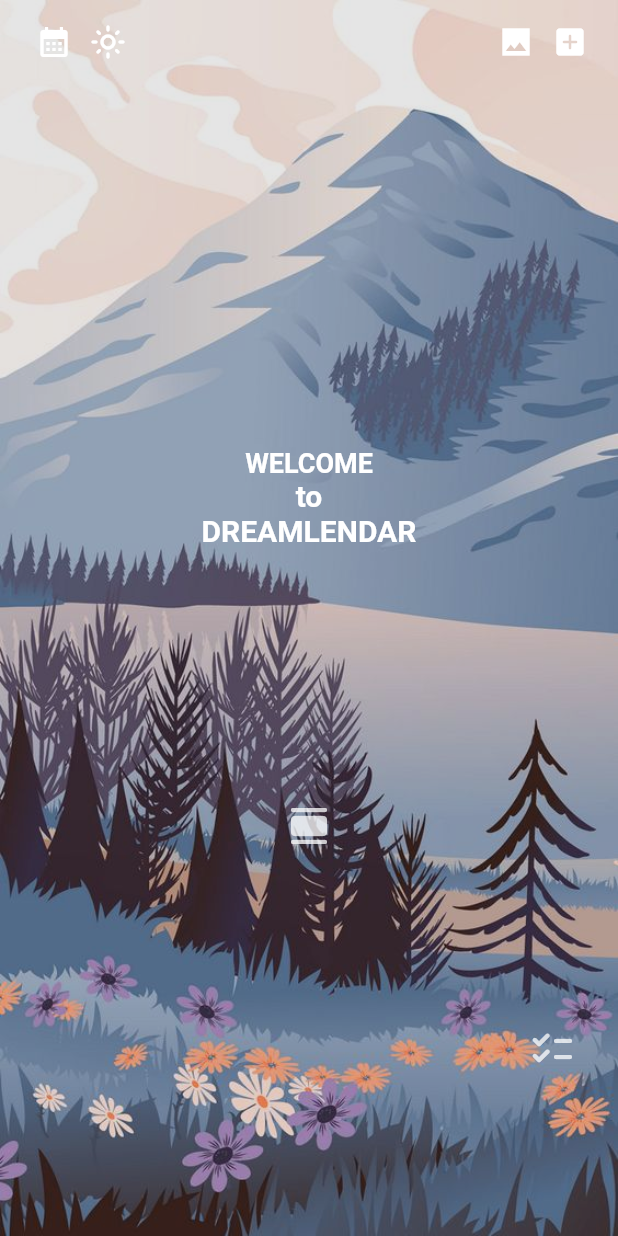
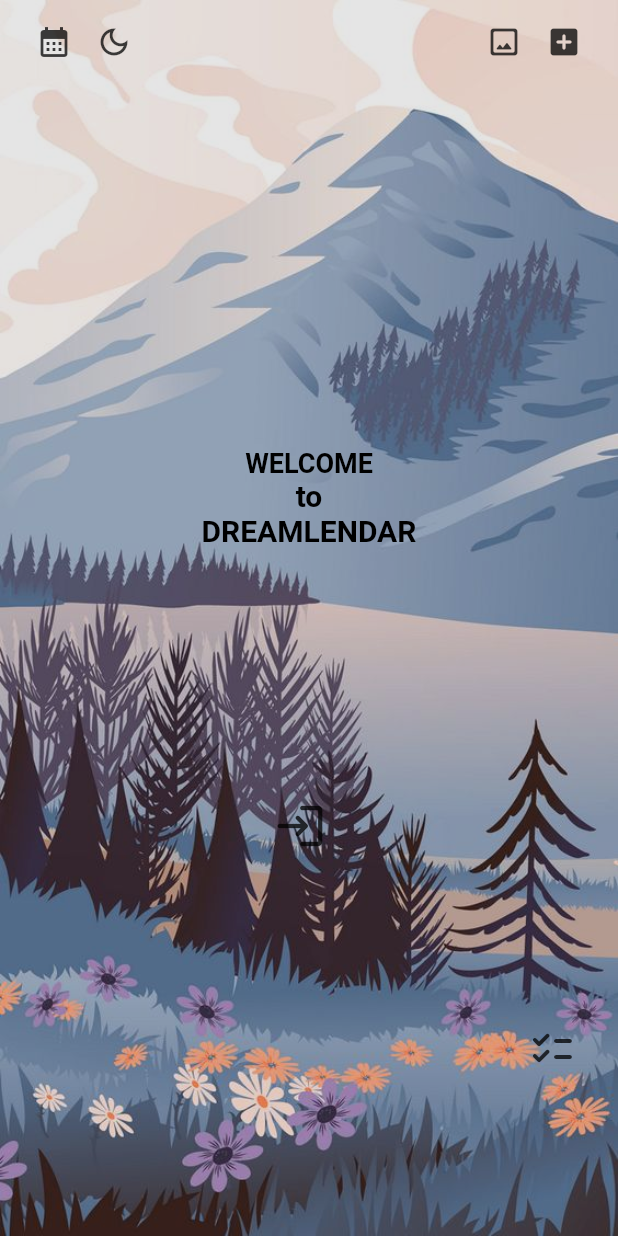
Before and after one commit to Supatra-P/dreamlendar_project, a Flutter app: the screen it shows after launch, after a tap on the "light mode" icon, on a phone screen of 412 x 824 dp. Run offline on Flutter 3.47's test engine with Material 2 defaults, Android fonts, the phone set to English and light mode, and no system bars; our stand-ins replace community_material_icon, get, get_storage, google_fonts, shared_preferences; missing offline and left inert: shared_preferences_web; Roboto replaces fonts that are missing (Federo).

Commit message:
Add files via upload

```diff
--- a/lib/main.dart
+++ b/lib/main.dart
@@ -1,10 +1,15 @@
+import 'package:dreamlendar/services/theme_sevices.dart';
 import 'package:dreamlendar/theme.dart';
 import 'package:dreamlendar/welcome/welcome_screen.dart';
 import 'package:flutter/material.dart';
+import 'package:get/get_navigation/src/root/get_material_app.dart';
+import 'package:get_storage/get_storage.dart';
 import 'package:shared_preferences/shared_preferences.dart';
 
-void main() {
-  runApp(const MyApp());
+Future<void> main() async {
+  WidgetsFlutterBinding.ensureInitialized();
+  await GetStorage.init();
+  runApp(MyApp());
 }
 
 class MyApp extends StatelessWidget {
@@ -13,71 +18,15 @@ class MyApp extends StatelessWidget {
   // This widget is the root of your application.
   @override
   Widget build(BuildContext context) {
-    return MaterialApp(
+    return GetMaterialApp(
       title: 'Flutter Demo',
      debugShowCheckedModeBanner: false,
       theme: lightThemeData(context),
       darkTheme: darkThemeData(context),
+      themeMode: ThemeService().theme,
       // themeMode: ThemeMode.light,
       // themeMode: ThemeMode.system, // By default themeMode is ThemeMode.system
       home: WelcomeScreen(),
     );
   }
 }
-
-// class MyApp extends StatefulWidget {
-//   const MyApp({ Key? key }) : super(key: key);
-
-//   @override
-//   State<MyApp> createState() => _MyAppState();
-// }
-
-// class _MyAppState extends State<MyApp> {
-
-//   int thememode = 1;
-
-//   @override
-//   void initState() {
-//     // TODO: implement initState
-//     super.initState();
-//   }
-//   starting()async{
-//     SharedPreferences pref = await SharedPreferences.getInstance();
-//     if(pref.getInt("thememode")!=null ){
-//       thememode = pref.getInt("thememode")!;
-//     }else{
-//       pref.setInt("thememode", thememode );
-//     }
-//     setState(() {
-
-//     });
-
-//   }
-//   toggletheme()async{
-//     SharedPreferences pref = await SharedPreferences.getInstance();
-//     if(pref.getInt("thememode")==1 ){
-//       pref.setInt("thememode", 0 );
-//       thememode = 0;
-//     }else{
-//       pref.setInt("thememode", 1 );
-//       thememode = 1;
-//     }
-//     setState(() {
-
-//     });
-//   }
-//
-//
-//   @override
-//   Widget build(BuildContext context) {
-//     return MaterialApp(
-//       title: 'Flutter Demo',
-//      debugShowCheckedModeBanner: false,
-//       theme: lightThemeData(context),
-//       darkTheme: darkThemeData(context),
-//       // themeMode: ThemeMode.system, // By default themeMode is ThemeMode.system
-//       themeMode: thememode == 1 ? ThemeMode.dark : ThemeMode.light,
-//       home: WelcomeScreen(toggleCall: toggletheme,),
-//     );
-//   }
-// }
--- a/lib/services/theme_sevices.dart
+++ b/lib/services/theme_sevices.dart
@@ -1,8 +1,15 @@
+import 'package:flutter/material.dart';
+import 'package:get/get.dart';
 import 'package:get_storage/get_storage.dart';
 
 class ThemeService {
   final _box = GetStorage();
   final _key = 'isDarkMode';
-
-  bool _loadThemeFromBox() => _box.read(_key);
+  _saveThemeToBox(bool isDarkMode) => _box.write(_key, isDarkMode);
+  bool _loadThemeFromBox() => _box.read(_key)??false;
+  ThemeMode get theme => _loadThemeFromBox()?ThemeMode.dark:ThemeMode.light;
+  void switchTheme() {
+    Get.changeThemeMode(_loadThemeFromBox()?ThemeMode.light:ThemeMode.dark);
+    _saveThemeToBox(!_loadThemeFromBox());
+  }
 }
--- a/lib/welcome/welcome_screen.dart
+++ b/lib/welcome/welcome_screen.dart
@@ -1,6 +1,9 @@
 // ignore_for_file: deprecated_member_use
 
+import 'package:dreamlendar/aMonth/a_month_screen.dart';
+import 'package:dreamlendar/animate_slide_up.dart';
 import 'package:dreamlendar/constants.dart';
+import 'package:dreamlendar/services/theme_sevices.dart';
 import 'package:flutter/material.dart';
 import 'package:google_fonts/google_fonts.dart';
 
@@ -12,10 +15,13 @@ class WelcomeScreen extends StatefulWidget {
 }
 
 class _WelcomeScreenState extends State<WelcomeScreen> {
+  bool click = true;
+
   @override
   Widget build(BuildContext context) {
     return Scaffold(
       body: Container(
+        // Background
         decoration: BoxDecoration(
           image: DecorationImage(
             image: AssetImage("assets/images/bg1.jpg"),
@@ -23,15 +29,84 @@ class _WelcomeScreenState extends State<WelcomeScreen> {
           ),
         ),
         child: Scaffold(
-          appBar: buildAppBar(context),
+          // app navigation bar
+          appBar: AppBar(
+            automaticallyImplyLeading: false,
+            title: Row(
+              children: [
+                Container(
+                  width: 32,
+                  child: IconButton(
+                    icon: Icon(
+                      Icons.calendar_month,
+                    ),
+                    color: Theme.of(context).iconTheme.color?.withOpacity(0.75),
+                    onPressed: () {},
+                  ),
+                ),
+                Padding(
+                  padding: const EdgeInsets.only(left: 16.0),
+                  child: GestureDetector(
+                    onTap: () {
+                      setState(() {
+                        click = !click;
+                      });
+                      ThemeService().switchTheme();
+                    },
+                    child: Icon(
+                      (click == false)
+                          ? Icons.dark_mode_outlined
+                          : Icons.light_mode_outlined,
+                      color:
+                          Theme.of(context).iconTheme.color?.withOpacity(0.75),
+                    ),
+                  ),
+                ),
+              ],
+            ),
+            actions: [
+              Padding(
+                padding: const EdgeInsets.only(right: 12.0),
+                child: Row(
+                  children: [
+                    Container(
+                      width: 36,
+                      child: IconButton(
+                        icon: Icon(
+                          Icons.crop_original_rounded,
+                          color: Theme.of(context)
+                              .iconTheme
+                              .color
+                              ?.withOpacity(0.75),
+                        ),
+                        onPressed: () {},
+                      ),
+                    ),
+                    IconButton(
+                      icon: Icon(
+                        Icons.add_box_rounded,
+                        color: Theme.of(context)
+                            .iconTheme
+                            .color
+                            ?.withOpacity(0.75),
+                      ),
+                      onPressed: () {},
+                    ),
+                  ],
+                ),
+              ),
+            ],
+            backgroundColor: kPrimaryColor.withAlpha(0),
+          ),
+
+          // Welcome to Dreamlendar
           body: Column(
             mainAxisAlignment: MainAxisAlignment.center,
             children: [
               Spacer(
                 flex: 3,
               ),
-              Center(
-                child: Text(
+              Text(
                 "WELCOME",
                 style: TextStyle(
                   color: Theme.of(context)
@@ -43,9 +118,8 @@ class _WelcomeScreenState extends State<WelcomeScreen> {
                   fontWeight: FontWeight.bold,
                 ),
               ),
-              ),
-              Center(
-                child: Text(
+
+              Text(
                 "to",
                 style: TextStyle(
                   color: Theme.of(context)
@@ -57,9 +131,8 @@ class _WelcomeScreenState extends State<WelcomeScreen> {
                   fontWeight: FontWeight.bold,
                 ),
               ),
-              ),
-              Center(
-                child: Text(
+
+              Text(
                 "DREAMLENDAR",
                 style: TextStyle(
                   color: Theme.of(context)
@@ -71,48 +144,47 @@ class _WelcomeScreenState extends State<WelcomeScreen> {
                   fontWeight: FontWeight.bold,
                 ),
               ),
-              ),
+
               Spacer(
                 flex: 2,
               ),
-              Center(
-                child: SizedBox(
-                  // width: 64,
-                  // height: 64,
-                  child: IconButton(
-                    alignment: Alignment.center,
+              // slide up to open calendar button
+              IconButton(
+                alignment: Alignment.centerLeft,
+                padding: EdgeInsets.zero,
                 icon: Icon(
-                      Icons.calendar_view_day_rounded,
-                      color:
-                          Theme.of(context).iconTheme.color?.withOpacity(0.75),
-                      size: 32,
+                  Icons.login_rounded,
+                  color: Theme.of(context).iconTheme.color?.withOpacity(0.75),
+                  size: 36,
                 ),
-                    onPressed: () {},
+                onPressed: () => Navigator.push(
+                  context,
+                  MaterialPageRoute(builder: (context) => A_MonthsScreen()),
                 ),
               ),
-              ),
+              // AnimateSideUp(),  not yet use
+
               Spacer(
                 flex: 1,
               ),
+              // checklist button
               Row(
                 mainAxisAlignment: MainAxisAlignment.end,
                 children: [
                   Container(
-                    // width: 48,
-                    // height: ,
                     padding: EdgeInsets.symmetric(
                       horizontal: kDefaultPadding,
                       vertical: kDefaultPadding,
                     ),
                     child: SizedBox(
-                      // width: 64,
-                      // height: 64,
                       child: IconButton(
                         alignment: Alignment.centerRight,
                         icon: Icon(
                           Icons.checklist_rounded,
-                          color:
-                              Theme.of(context).iconTheme.color?.withOpacity(0.75),
+                          color: Theme.of(context)
+                              .iconTheme
+                              .color
+                              ?.withOpacity(0.75),
                           size: 32,
                         ),
                         onPressed: () {},
@@ -130,63 +202,4 @@ class _WelcomeScreenState extends State<WelcomeScreen> {
       ),
     );
   }
-
-  AppBar buildAppBar(BuildContext context) {
-    return AppBar(
-      automaticallyImplyLeading: false,
-      title: Row(
-        children: [
-          Container(
-            width: 32,
-            child: IconButton(
-              icon: Icon(Icons.calendar_month),
-              color: kContentColorDark54Theme.withOpacity(1),
-              onPressed: () {},
-            ),
-          ),
-          IconButton(
-            icon: Icon(
-                MediaQuery.of(context).platformBrightness == Brightness.light
-                    ? Icons.light_mode_outlined
-                    : Icons.dark_mode_outlined),
-            color: kContentColorDark54Theme.withOpacity(1),
-            onPressed: () {},
-          ),
-          // GestureDetector(
-          //   onTap: () {
-          //     print("tapppeddd");
-          //   },
-          //   child: Icon(Icons.dark_mode_outlined,),
-          // )
-        ],
-      ),
-      actions: [
-        Padding(
-          padding: const EdgeInsets.only(right: 8.0),
-          child: Row(
-            children: [
-              Container(
-                width: 32,
-                child: IconButton(
-                  icon: Icon(
-                    Icons.insert_photo_sharp,
-                    color: kContentColorDark54Theme.withOpacity(1),
-                  ),
-                  onPressed: () {},
-                ),
-              ),
-              IconButton(
-                icon: Icon(
-                  Icons.add_box_rounded,
-                  color: kContentColorDark54Theme.withOpacity(1),
-                ),
-                onPressed: () {},
-              ),
-            ],
-          ),
-        ),
-      ],
-      backgroundColor: kPrimaryColor.withAlpha(0),
-    );
 }
-}
```
Also changed, not shown: lib/aMonth/a_month_screen.dart (added, +17 -0 lines), lib/animate_slide_up.dart (added, +43 -0 lines), lib/pagesview/pages_view.dart (added, +35 -0 lines). Lines whose indentation alone changed are shown as unchanged.
